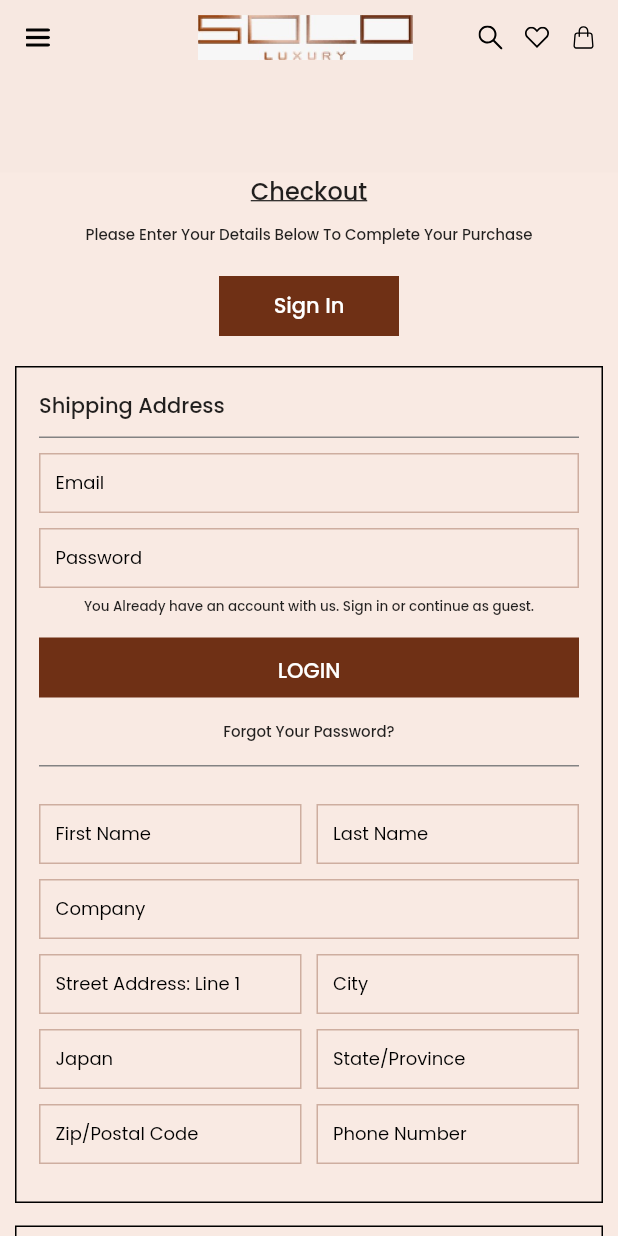
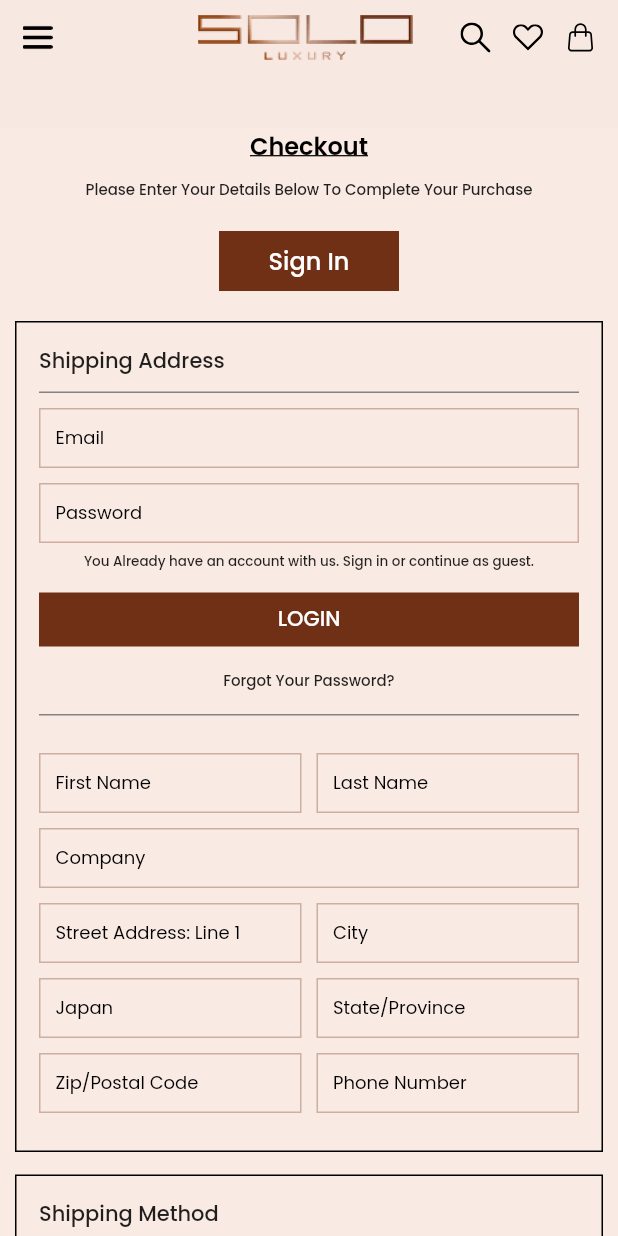
Before and after one commit to amaugarci/sololuxuryflutter, a Flutter app: the CheckoutOrderScreen screen opened by its route, on a phone screen of 412 x 824 dp. Run offline on Flutter 3.47's test engine with Material 2 defaults, Android fonts, the phone set to English and light mode, and no system bars; our stand-ins replace awesome_dialog, cached_network_image, connectivity_plus, dio, flutter_screenutil, flutter_svg and 3 more; missing offline and left inert: connectivity_plus_web, dio_http_cache; accounts and stored records are empty; network calls fail; project files that could hold a hidden picture were left out.

Commit message:
Update Home Header logo and Checkout UI

```diff
--- a/lib/app/screens/checkout_order/checkout_order_screen.dart
+++ b/lib/app/screens/checkout_order/checkout_order_screen.dart
@@ -32,12 +32,10 @@ class CheckoutOrderScreen extends GetView<CheckoutOrderController> {
               children: [
                 Container(
                   // margin: EdgeInsets.only(top: MediaQuery.of(Get.context!).viewPadding.top + 35.0),
-                  margin: EdgeInsets.only(
-                      top: MediaQuery.of(Get.context!).viewPadding.top + 45.0),
+                  margin: EdgeInsets.only(top: MediaQuery.of(Get.context!).viewPadding.top + 45.0),
                   child: SingleChildScrollView(
-                      padding: EdgeInsets.only(top: 70.0),
-                      child: Form(
-                          key: controller.formKey, child: checkOutWidget())),
+                      padding: const EdgeInsets.only(top: 40.0),
+                      child: Form(key: controller.formKey, child: checkOutWidget())),
                 ),
                 appBarWidget(controller),
               ],
@@ -54,10 +52,7 @@ class CheckoutOrderScreen extends GetView<CheckoutOrderController> {
         mainAxisAlignment: MainAxisAlignment.center,
         children: [
           CommonTextPoppins("Checkout",
-              color: Colors.black87,
-              fontSize: 16.0,
-              fontWeight: FontWeight.w500,
-              decoration: TextDecoration.underline),
+              color: Colors.black, fontSize: 16.0, fontWeight: FontWeight.w600, decoration: TextDecoration.underline),
           const SizedBox(
             height: 10.0,
           ),
@@ -85,7 +80,7 @@ class CheckoutOrderScreen extends GetView<CheckoutOrderController> {
               borderRadius: 0.0,
               child: CommonTextPoppins(
                 "Sign In",
-                fontSize: 14.0,
+                fontSize: 16.0,
                 fontWeight: FontWeight.w500,
               ),
             ),
@@ -113,11 +108,9 @@ class CheckoutOrderScreen extends GetView<CheckoutOrderController> {
   Widget checkoutForm() {
     return Column(
       children: [
-        CheckOutBox(
-            title: "Shipping Address", formFieldWidget: shippingAddress()),
+        CheckOutBox(title: "Shipping Address", formFieldWidget: shippingAddress()),
         const SizedBox(height: 15.0),
-        CheckOutBox(
-            title: "Shipping Method", formFieldWidget: shippingMethod()),
+        CheckOutBox(title: "Shipping Method", formFieldWidget: shippingMethod()),
         const SizedBox(height: 15.0),
         CheckOutBox(
           title: "Payment Method",
@@ -154,7 +147,7 @@ class CheckoutOrderScreen extends GetView<CheckoutOrderController> {
           ),
           const SizedBox(height: 15.0),
           SizedBox(
-            height: 40.0,
+            height: 36.0,
             width: Get.width,
             child: CommonButton(
               buttonType: ButtonType.ElevatedButton,
@@ -162,6 +155,7 @@ class CheckoutOrderScreen extends GetView<CheckoutOrderController> {
               elevation: 0.0,
               color: appColorButton,
               borderRadius: 0.0,
+              padding: EdgeInsets.zero,
               child: CommonTextPoppins(
                 "LOGIN",
                 fontSize: 14.0,
@@ -302,8 +296,7 @@ class CheckoutOrderScreen extends GetView<CheckoutOrderController> {
             itemCount: controller.estimatesList?.length,
             itemBuilder: (context, index) {
               controller.estimateShipModel!.value =
-                  EstimateShippingMethodModel.fromJson(
-                      controller.estimatesList?[index]);
+                  EstimateShippingMethodModel.fromJson(controller.estimatesList?[index]);
               return Obx(() => InkWell(
                     onTap: () {
                       controller.selectedShippingIndex.value = index;
@@ -319,16 +312,12 @@ class CheckoutOrderScreen extends GetView<CheckoutOrderController> {
                             width: 18.0,
                             child: Center(
                               child: Container(
-                                height: 12,
-                                width: 12,
+                                height: 14,
+                                width: 14,
                                 decoration: BoxDecoration(
-                                    color: controller
-                                                .selectedShippingIndex.value ==
-                                            index
-                                        ? Colors.black
-                                        : Colors.transparent,
                                     border: Border.all(
-                                        color: Colors.black, width: 0.8),
+                                        color: Colors.black,
+                                        width: controller.selectedShippingIndex.value == index ? 4.0 : 0.8),
                                     shape: BoxShape.circle),
                               ),
                             ),
@@ -339,8 +328,7 @@ class CheckoutOrderScreen extends GetView<CheckoutOrderController> {
                           Expanded(
                             flex: 2,
                             child: CommonTextPoppins(
-                              controller.estimateShipModel!.value.baseAmount
-                                  .toString(),
+                              controller.estimateShipModel!.value.baseAmount.toString(),
                               fontSize: 10.0,
                               textAlign: TextAlign.left,
                               fontWeight: FontWeight.w500,
@@ -386,8 +374,7 @@ class CheckoutOrderScreen extends GetView<CheckoutOrderController> {
             physics: const NeverScrollableScrollPhysics(),
             itemCount: controller.shipInfoModel!.value.paymentMethods!.length,
             itemBuilder: (context, index) {
-              PaymentMethods paymentMethods =
-                  controller.shipInfoModel!.value.paymentMethods![index];
+              PaymentMethods paymentMethods = controller.shipInfoModel!.value.paymentMethods![index];
               return InkWell(
                 onTap: () {
                   controller.selectedPaymentIndex.value = index;
@@ -397,16 +384,12 @@ class CheckoutOrderScreen extends GetView<CheckoutOrderController> {
                         Row(
                           children: [
                             Container(
-                              height: 12,
-                              width: 12,
+                              height: 14,
+                              width: 14,
                               decoration: BoxDecoration(
-                                  color:
-                                      controller.selectedPaymentIndex.value ==
-                                              index
-                                          ? Colors.black
-                                          : Colors.transparent,
                                   border: Border.all(
-                                      color: Colors.black, width: 0.8),
+                                      color: Colors.black,
+                                      width: controller.selectedShippingIndex.value == index ? 4.0 : 0.8),
                                   shape: BoxShape.circle),
                             ),
                             const SizedBox(
@@ -425,10 +408,7 @@ class CheckoutOrderScreen extends GetView<CheckoutOrderController> {
                             const SizedBox(
                               height: 10.0,
                             ),
-                            index ==
-                                    controller.shipInfoModel!.value
-                                            .paymentMethods!.length -
-                                        1
+                            index == controller.shipInfoModel!.value.paymentMethods!.length - 1
                                 ? Container()
                                 : Column(
                                     children: [
@@ -499,11 +479,9 @@ class CheckoutOrderScreen extends GetView<CheckoutOrderController> {
                           padding: EdgeInsets.zero,
                           physics: const NeverScrollableScrollPhysics(),
                           shrinkWrap: true,
-                          itemCount: controller
-                              .shipInfoModel!.value.totals!.items!.length,
+                          itemCount: controller.shipInfoModel!.value.totals!.items!.length,
                           itemBuilder: (context, index) {
-                            Items shipItem = controller
-                                .shipInfoModel!.value.totals!.items![index];
+                            Items shipItem = controller.shipInfoModel!.value.totals!.items![index];
                             return Column(
                               children: [
                                 const SizedBox(
@@ -512,8 +490,7 @@ class CheckoutOrderScreen extends GetView<CheckoutOrderController> {
                                 Row(
                                   crossAxisAlignment: CrossAxisAlignment.start,
                                   children: [
-                                    Image.asset(AppAsset.frame,
-                                        height: 85.0, width: 85.0),
+                                    Image.asset(AppAsset.frame, height: 85.0, width: 85.0),
                                     const SizedBox(
                                       width: 10.0,
                                     ),
@@ -522,10 +499,8 @@ class CheckoutOrderScreen extends GetView<CheckoutOrderController> {
                                         height: 85.0,
                                         width: Get.width,
                                         child: Column(
-                                          mainAxisAlignment:
-                                              MainAxisAlignment.spaceBetween,
-                                          crossAxisAlignment:
-                                              CrossAxisAlignment.start,
+                                          mainAxisAlignment: MainAxisAlignment.spaceBetween,
+                                          crossAxisAlignment: CrossAxisAlignment.start,
                                           children: [
                                             CommonTextPoppins(
                                               shipItem.name,
@@ -536,9 +511,7 @@ class CheckoutOrderScreen extends GetView<CheckoutOrderController> {
                                               overflow: TextOverflow.ellipsis,
                                             ),
                                             Row(
-                                              mainAxisAlignment:
-                                                  MainAxisAlignment
-                                                      .spaceBetween,
+                                              mainAxisAlignment: MainAxisAlignment.spaceBetween,
                                               children: [
                                                 CommonTextPoppins(
                                                   "Qty: ${shipItem.qty}",
@@ -657,11 +630,9 @@ class CheckoutOrderScreen extends GetView<CheckoutOrderController> {
             physics: const NeverScrollableScrollPhysics(),
             padding: EdgeInsets.zero,
             shrinkWrap: true,
-            itemCount:
-                controller.shipInfoModel!.value.totals!.totalSegments!.length,
+            itemCount: controller.shipInfoModel!.value.totals!.totalSegments!.length,
             itemBuilder: (context, index) {
-              TotalSegments totalSegmentsItem =
-                  controller.shipInfoModel!.value.totals!.totalSegments![index];
+              TotalSegments totalSegmentsItem = controller.shipInfoModel!.value.totals!.totalSegments![index];
               return Column(
                 children: [
                   Row(
@@ -729,8 +700,7 @@ class CheckoutOrderScreen extends GetView<CheckoutOrderController> {
               padding: const EdgeInsets.symmetric(horizontal: 20.0),
               buttonType: ButtonType.ElevatedButton,
               onPressed: () {
-                print(
-                    "valid -> ${controller.formKey.currentState!.validate()}");
+                print("valid -> ${controller.formKey.currentState!.validate()}");
                 if (controller.formKey.currentState!.validate()) {
                   // If the form is valid, display a snackbar. In the real world,
                   // you'd often call a server or save the information in a database.
--- a/lib/app/screens/home/home_screen.dart
+++ b/lib/app/screens/home/home_screen.dart
@@ -473,6 +473,7 @@ appBarWidget(controller) {
         Image.asset(
           AppAsset.logo,
           height: 30.0,
+          width: Get.width * 0.35,
         ),
         Row(
           mainAxisAlignment: MainAxisAlignment.spaceBetween,
@@ -492,8 +493,8 @@ appBarWidget(controller) {
                   child: Center(
                     child: Image.asset(
                       AppAsset.menu,
-                      height: 16.0,
-                      width: 16.0,
+                      height: 20.0,
+                      width: 20.0,
                       color: Colors.black,
                     ),
                   ),
@@ -502,26 +503,29 @@ appBarWidget(controller) {
             ),
             Row(
               children: [
+                const SizedBox(
+                  width: 15.0,
+                ),
                 SvgPicture.asset(
                   AppAsset.search,
-                  height: 16.0,
-                  width: 16.0,
+                  height: 20.0,
+                  width: 20.0,
                 ),
                 const SizedBox(
                   width: 15.0,
                 ),
                 SvgPicture.asset(
                   AppAsset.heart,
-                  height: 16.0,
-                  width: 16.0,
+                  height: 20.0,
+                  width: 20.0,
                 ),
                 const SizedBox(
                   width: 15.0,
                 ),
                 SvgPicture.asset(
                   AppAsset.cart,
-                  height: 16.0,
-                  width: 16.0,
+                  height: 20.0,
+                  width: 20.0,
                   color: Colors.black,
                 ),
               ],
--- a/lib/utils/network_dio/network_dio.dart
+++ b/lib/utils/network_dio/network_dio.dart
@@ -48,7 +48,7 @@ class NetworkDioHttp {
   static Future<Map<String, String>> getTestHeaders1() async {
     return {
       'Content-type': 'application/json',
-      'Authorization': 'Bearer 5wal7g5xmecwevhwtqdtctskd1z3grh4',
+      'Authorization': 'Bearer j4lsyku1ruayxi9410x62ghyv6hfod7w',
     };
   }
 
```
Also changed, not shown: assets/images/logo.png.
